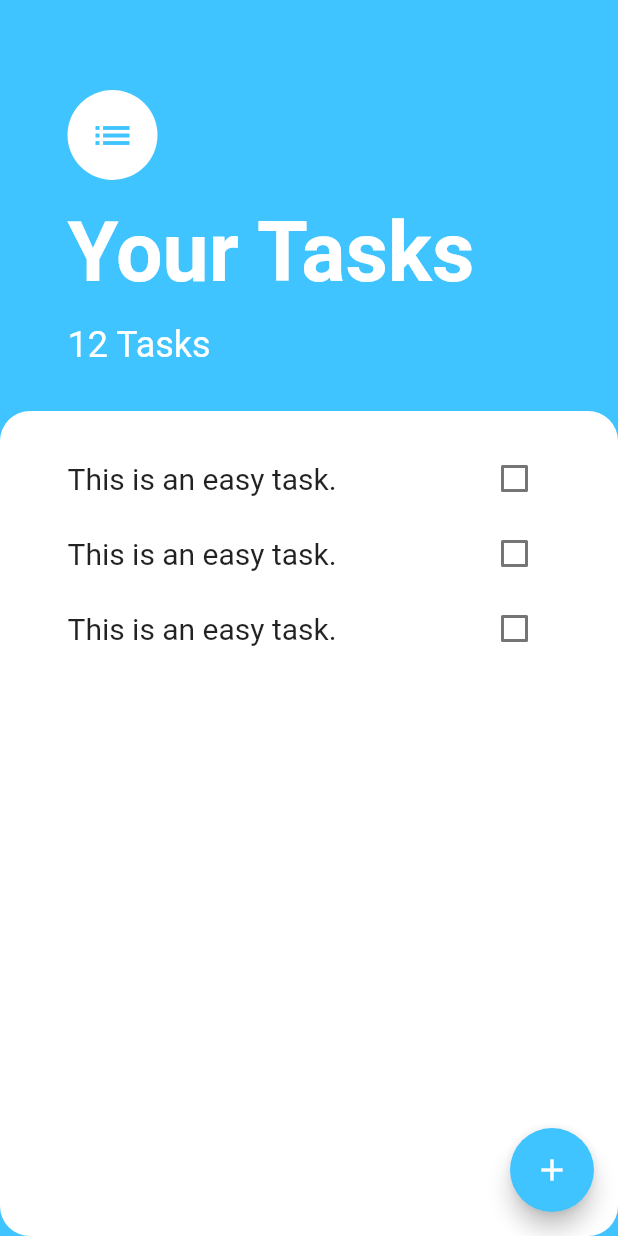
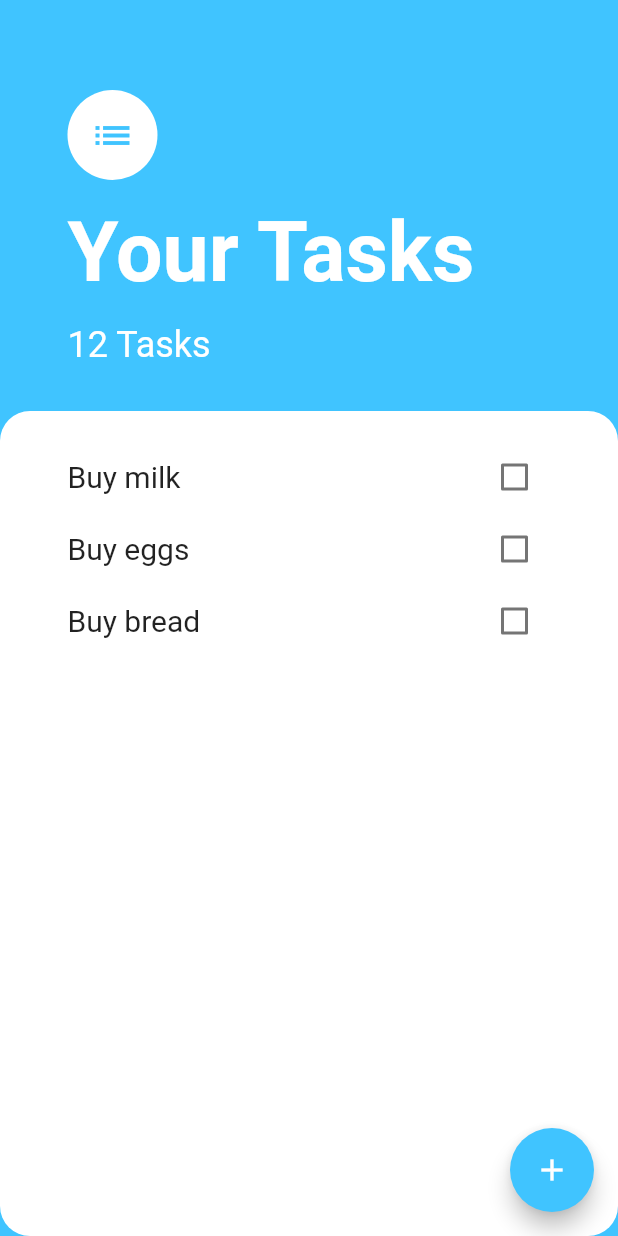
Before and after one commit to wpinrui/do, a Flutter app: the screen it shows after launch, on a phone screen of 412 x 824 dp. Run offline on Flutter 3.47's test engine with Material 2 defaults, Android fonts, the light colour scheme and no system bars.

Commit message:
Implement list builder

```diff
--- /dev/null
+++ b/lib/model/task.dart
@@ -0,0 +1,10 @@
+class Task {
+  final String name;
+  bool isDone;
+
+  Task({required this.name, this.isDone = false});
+
+  void toggle() {
+    isDone = !isDone;
+  }
+}
--- a/lib/widgets/task_tile.dart
+++ b/lib/widgets/task_tile.dart
@@ -1,22 +1,16 @@
 import 'package:flutter/material.dart';
 
-class TaskTile extends StatefulWidget {
+import '../model/task.dart';
+
+class TaskTile extends StatelessWidget {
+  final Task task;
+  final Function checkboxCallback;
+
   const TaskTile({
     super.key,
+    required this.task,
+    required this.checkboxCallback,
   });
-
-  @override
-  State<TaskTile> createState() => _TaskTileState();
-}
-
-class _TaskTileState extends State<TaskTile> {
-  bool isChecked = false;
-
-  void checkboxCallback(bool? currentState) {
-    setState(() {
-      isChecked = currentState!;
-    });
-  }
 
   @override
   Widget build(BuildContext context) {
@@ -26,32 +20,21 @@ class _TaskTileState extends State<TaskTile> {
         Flexible(
           child: SingleChildScrollView(
             child: Text(
-              'This is an easy task.',
+              task.name,
               style: TextStyle(
                 fontSize: 20,
-                decoration: isChecked ? TextDecoration.lineThrough : null,
+                decoration: task.isDone ? TextDecoration.lineThrough : null,
               ),
             ),
           ),
         ),
-        TaskCheckbox(isChecked: isChecked, callback: checkboxCallback),
+        Checkbox(
+          value: task.isDone,
+          onChanged: (value) {
+            checkboxCallback();
+          },
+        ),
       ],
     );
   }
 }
-
-class TaskCheckbox extends StatelessWidget {
-  final bool isChecked;
-  final void Function(bool?) callback;
-  const TaskCheckbox(
-      {super.key, required this.isChecked, required this.callback});
-  @override
-  Widget build(BuildContext context) {
-    return Checkbox(
-      value: isChecked,
-      onChanged: (value) {
-        callback(value);
-      },
-    );
-  }
-}
--- a/lib/widgets/tasks_list.dart
+++ b/lib/widgets/tasks_list.dart
@@ -1,21 +1,40 @@
 import 'package:flutter/material.dart';
 
+import '../model/task.dart';
 import 'task_tile.dart';
 
-class TasksList extends StatelessWidget {
+class TasksList extends StatefulWidget {
   const TasksList({
     super.key,
   });
 
   @override
+  State<TasksList> createState() => _TasksListState();
+}
+
+class _TasksListState extends State<TasksList> {
+  List<Task> tasks = [
+    Task(name: 'Buy milk'),
+    Task(name: 'Buy eggs'),
+    Task(name: 'Buy bread'),
+  ];
+
+  void checkboxCallback(int index) {
+    setState(() {
+      tasks[index].toggle();
+    });
+  }
+
+  @override
   Widget build(BuildContext context) {
-    return ListView(
-      itemExtent: 50,
-      children: [
-        TaskTile(),
-        TaskTile(),
-        TaskTile(),
-      ],
+    return ListView.builder(
+      itemBuilder: (context, index) {
+        return TaskTile(
+          task: tasks[index],
+          checkboxCallback: () => checkboxCallback(index),
+        );
+      },
+      itemCount: tasks.length,
     );
   }
 }
```
